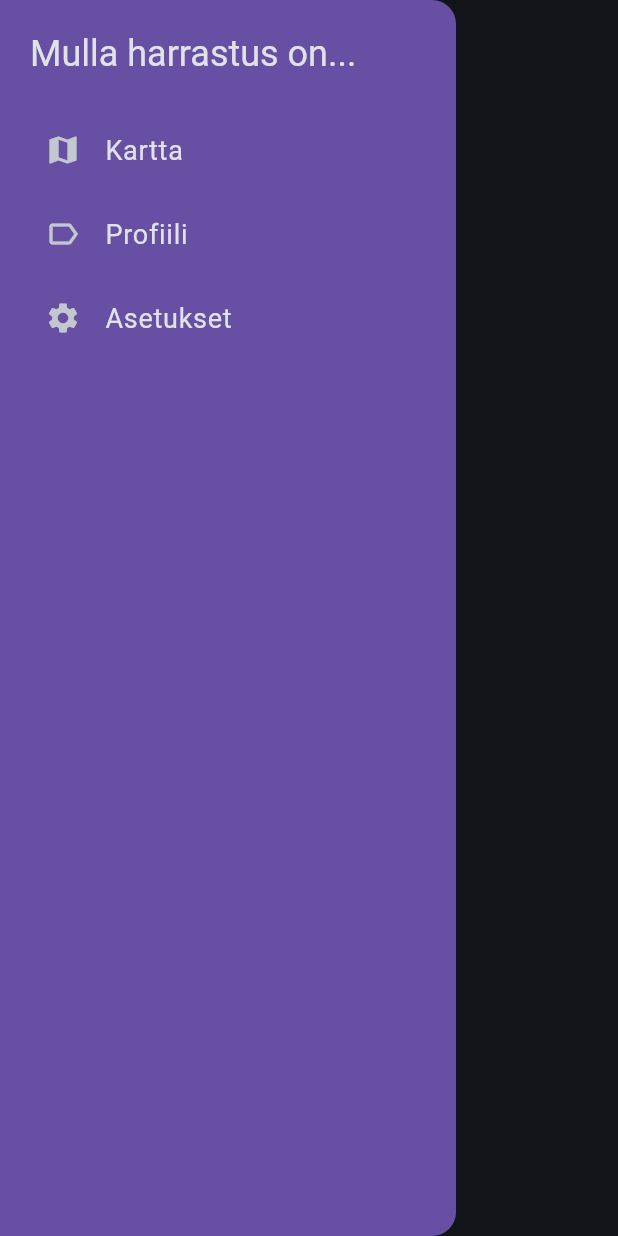
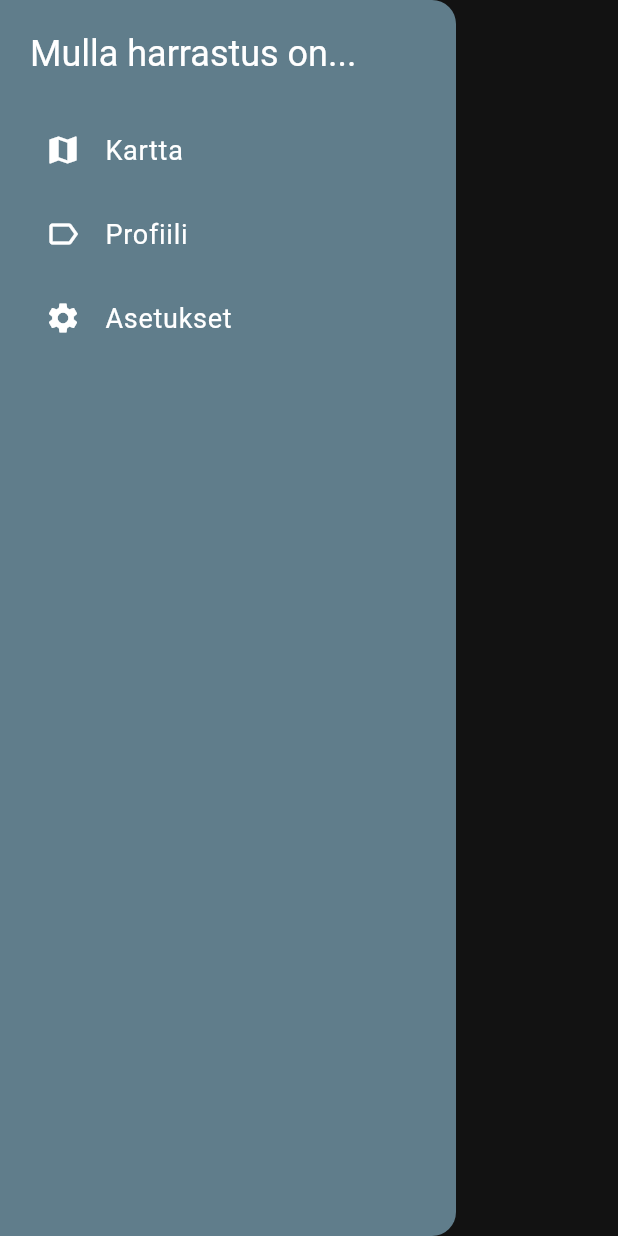
Before and after one commit to ninzqq/velpa, a Flutter app: the MainDrawer widget shown alone on an empty page, opened directly, on a phone screen of 412 x 824 dp. Run offline on Flutter 3.47's test engine with Material 3 defaults, Android fonts, the phone set to English and light mode, and no system bars; our stand-ins replace cloud_firestore, firebase_auth, firebase_core, flutter_map, flutter_riverpod, google_maps_flutter and 4 more; missing offline and left inert: dart:html, flutter_map_location_marker; accounts and stored records are empty; generated files the repository leaves out were written again; network calls fail.

Commit message:
Remove google signin-check from logout, tinker with app theme colors

```diff
--- a/velpa/lib/widgets/drawer.dart
+++ b/velpa/lib/widgets/drawer.dart
@@ -36,7 +36,7 @@ class MainDrawer extends StatelessWidget {
     ];
 
     return Drawer(
-      backgroundColor: ThemeData().primaryColor,
+      backgroundColor: Theme.of(context).colorScheme.background,
       child: SafeArea(
         child: Column(
           children: [
```
Also changed, not shown: velpa/lib/main.dart (+4 -3 lines), velpa/lib/services/auth.dart (+7 -7 lines).
